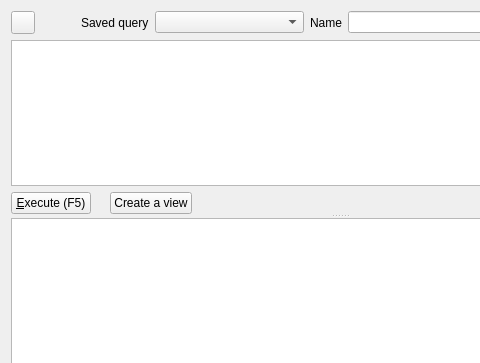
nextgis/nextgisqgis, file python/plugins/db_manager/ui/DlgSqlWindow.ui: the form before one commit; both pictures show x 0 to 480 and y 0 to 363 of the 679 by 525 pixel window.
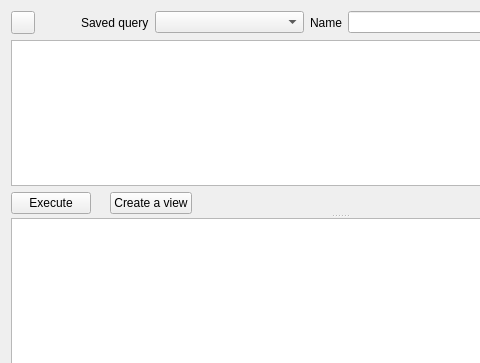
The form after the commit. Custom widgets are drawn as their Qt base class.

```diff
--- a/python/plugins/db_manager/ui/DlgSqlWindow.ui
+++ b/python/plugins/db_manager/ui/DlgSqlWindow.ui
@@ -323,7 +323,7 @@
          <item>
           <widget class="QPushButton" name="btnExecute">
            <property name="text">
-            <string>&amp;Execute (F5)</string>
+            <string>Execute</string>
            </property>
            <property name="shortcut">
             <string>F5</string>
```
Left out of the diff: 5 changed lines with no effect on the pictures.
